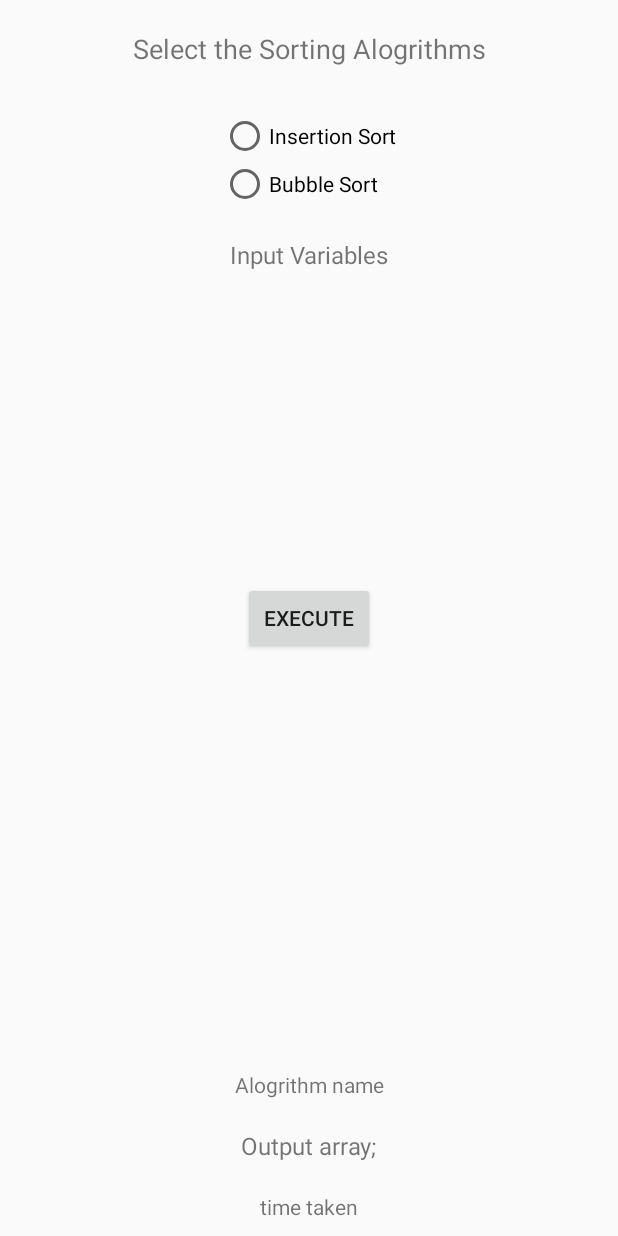
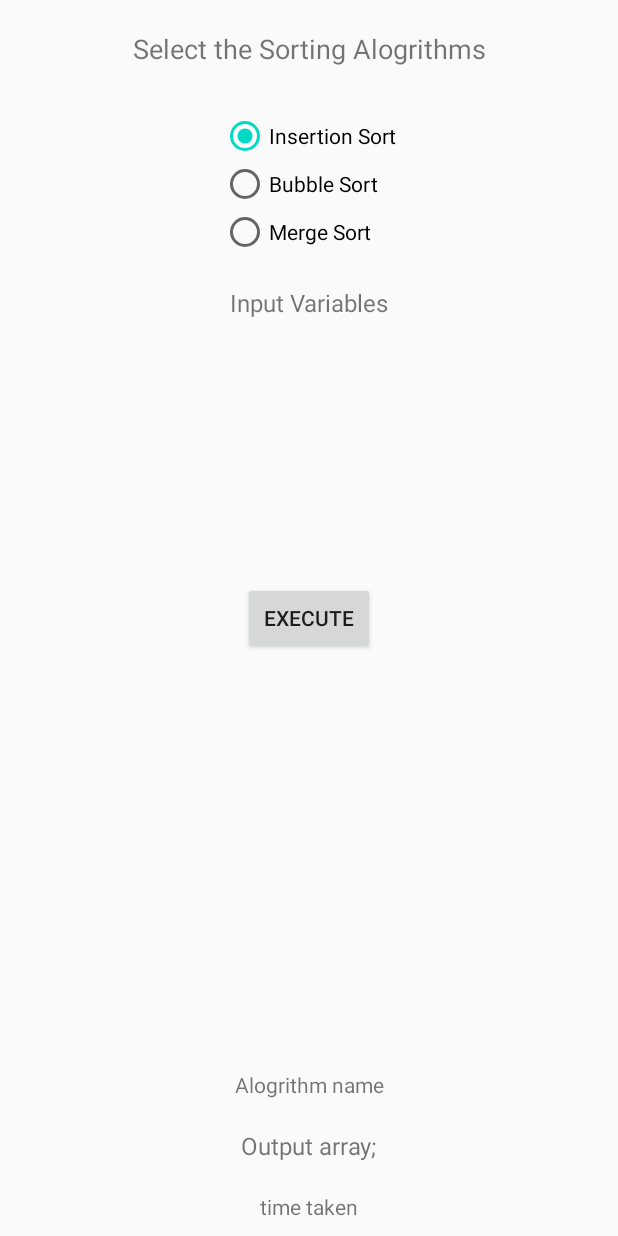
Before and after one commit to nshijen/AlogrithmsAndDS, an Android app: the layout activity_main.xml on its own in the app's theme, with its tools: preview values and no code run, on a phone screen of 412 x 824 dp. Run offline under Robolectric (Android 15) with nearby library versions, the phone set to English and light mode, and no system bars.

Commit message:
5) Editing and commiting again

```diff
--- a/app/build.gradle
+++ b/app/build.gradle
@@ -31,6 +31,8 @@ dependencies {
     implementation 'androidx.appcompat:appcompat:1.1.0'
     implementation 'androidx.core:core-ktx:1.2.0'
     implementation 'androidx.constraintlayout:constraintlayout:1.1.3'
+    implementation "org.jetbrains.kotlinx:kotlinx-coroutines-core:1.2.1"
+    implementation "org.jetbrains.kotlinx:kotlinx-coroutines-android:1.2.1"
     testImplementation 'junit:junit:4.12'
     androidTestImplementation 'androidx.test.ext:junit:1.1.1'
     androidTestImplementation 'androidx.test.espresso:espresso-core:3.2.0'
--- a/app/src/main/java/com/shijen/algorithmandds/alogrithms/InsertionSort.kt
+++ b/app/src/main/java/com/shijen/algorithmandds/alogrithms/InsertionSort.kt
@@ -26,14 +26,12 @@ class InsertionSort : Sorting {
         }
     }
 
-    override fun sort(array: IntArray): IntArray {
+    override suspend fun sort(array: IntArray): IntArray {
         if (array.size <= 1) {
             return array
         }
         for (a in (1..(array.size - 1))) {
-            //Log.d("Shijen","Outerloop index:"+a+" element:"+array.get(a))
             for (x in a - 1 downTo 0) {
-                //Log.d("Shijen","Innerloop index:"+x+" element:"+array.get(x))
                 if (array.get(a) >= array.get(x)) {
                     val insertionPosition = x + 1
                     shiftAndInsert(array, a, insertionPosition)
--- a/app/src/main/java/com/shijen/algorithmandds/alogrithms/Sorting.kt
+++ b/app/src/main/java/com/shijen/algorithmandds/alogrithms/Sorting.kt
@@ -1,5 +1,5 @@
 package com.shijen.algorithmandds.alogrithms
 
 interface Sorting {
-    fun sort(array:IntArray):IntArray
+     suspend fun sort(array:IntArray):IntArray
 }
--- a/app/src/main/java/com/shijen/algorithmandds/alogrithms/SortingAlgorithms.kt
+++ b/app/src/main/java/com/shijen/algorithmandds/alogrithms/SortingAlgorithms.kt
@@ -2,7 +2,8 @@ package com.shijen.algorithmandds.alogrithms
 
 enum class SortingAlgorithms(x:Sorting,name:String) {
     INSERTION_SORT(InsertionSort(),"Insertion Sort:"),
-    BUBBLE_SORT(BubbleSort(),"Bubble Sort");
+    BUBBLE_SORT(BubbleSort(),"Bubble Sort"),
+    MERGE_SORT(MergeSort(),"Merge_Sort");
     val instance = x;
     val alogName = name
 
--- a/app/src/main/res/layout/activity_main.xml
+++ b/app/src/main/res/layout/activity_main.xml
@@ -20,13 +20,21 @@
             android:id="@+id/insertion_sort"
             android:layout_width="wrap_content"
             android:layout_height="wrap_content"
-            android:text="Insertion Sort" />
+            android:checked="true"
+            android:text="Insertion Sort"
+            />
 
         <RadioButton
             android:id="@+id/bubble_sort"
             android:layout_width="wrap_content"
             android:layout_height="wrap_content"
             android:text="Bubble Sort" />
+
+        <RadioButton
+            android:id="@+id/merge_sort"
+            android:layout_width="wrap_content"
+            android:layout_height="wrap_content"
+            android:text="Merge Sort" />
     </RadioGroup>
 
     <Button
@@ -96,4 +104,25 @@
         app:layout_constraintStart_toStartOf="parent"
         app:layout_constraintTop_toBottomOf="@+id/sorting_buttons" />
 
+    <FrameLayout
+        android:id="@+id/progress_layout"
+        android:layout_width="0dp"
+        android:layout_height="0dp"
+        android:background="#85000000"
+        app:layout_constraintBottom_toBottomOf="parent"
+        app:layout_constraintEnd_toEndOf="parent"
+        app:layout_constraintStart_toStartOf="parent"
+        android:elevation="7dp"
+        android:clickable="true"
+        android:visibility="gone"
+        app:layout_constraintTop_toTopOf="parent">
+
+        <ProgressBar
+            android:id="@+id/progressBar"
+            style="?android:attr/progressBarStyle"
+            android:layout_width="wrap_content"
+            android:layout_height="wrap_content"
+            android:layout_gravity="center" />
+    </FrameLayout>
+
 </androidx.constraintlayout.widget.ConstraintLayout>
```
Also changed, not shown: app/src/main/java/com/shijen/algorithmandds/MainActivity.kt (+65 -20 lines), app/src/main/java/com/shijen/algorithmandds/alogrithms/BubbleSort.kt (+5 -2 lines), app/src/main/java/com/shijen/algorithmandds/alogrithms/MergeSort.kt (added, +64 -0 lines).
